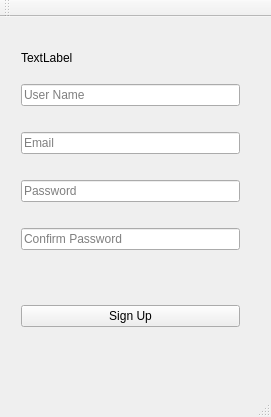
Tomkode/RedditClone, file SignUpWindow.ui: the form before one commit.
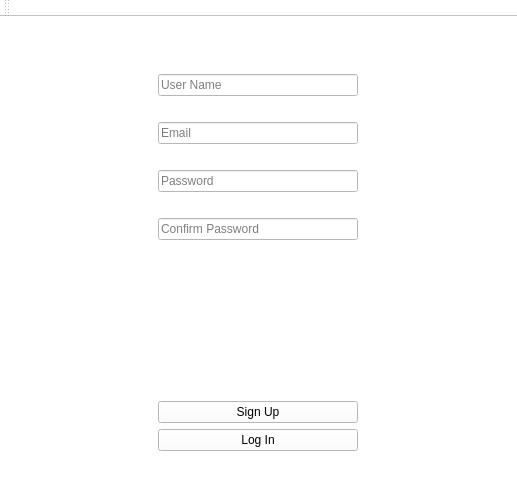
The form after the commit.

Commit message: Small changes + Did layouts to the windows

```diff
--- a/SignUpWindow.ui
+++ b/SignUpWindow.ui
@@ -6,23 +6,40 @@
    <rect>
     <x>0</x>
     <y>0</y>
-    <width>271</width>
-    <height>417</height>
+    <width>517</width>
+    <height>484</height>
    </rect>
   </property>
+  <property name="minimumSize">
+   <size>
+    <width>400</width>
+    <height>300</height>
+   </size>
+  </property>
   <property name="windowTitle">
    <string>SignUpWindow</string>
   </property>
+  <property name="styleSheet">
+   <string notr="true">background-color: rgb(255, 255, 255);</string>
+  </property>
   <widget class="QWidget" name="centralWidget">
-   <widget class="QWidget" name="layoutWidget">
-    <property name="geometry">
-     <rect>
-      <x>10</x>
-      <y>10</y>
-      <width>241</width>
-      <height>311</height>
-     </rect>
-    </property>
+   <layout class="QHBoxLayout" name="horizontalLayout_2">
+    <item>
+     <layout class="QHBoxLayout" name="horizontalLayout">
+      <item>
+       <spacer name="horizontalSpacer">
+        <property name="orientation">
+         <enum>Qt::Horizontal</enum>
+        </property>
+        <property name="sizeHint" stdset="0">
+         <size>
+          <width>138</width>
+          <height>20</height>
+         </size>
+        </property>
+       </spacer>
+      </item>
+      <item>
     <layout class="QVBoxLayout" name="verticalLayout_2">
      <item>
       <widget class="QLabel" name="logoLabel">
@@ -32,8 +49,14 @@
          <height>40</height>
         </size>
        </property>
+          <property name="maximumSize">
+           <size>
+            <width>200</width>
+            <height>100</height>
+           </size>
+          </property>
        <property name="text">
-        <string>TextLabel</string>
+           <string/>
        </property>
       </widget>
      </item>
@@ -137,10 +160,33 @@
          </property>
         </widget>
        </item>
-      </layout>
-     </item>
-    </layout>
-   </widget>
+          <item>
+           <widget class="QPushButton" name="logInButton">
+            <property name="text">
+             <string>Log In</string>
+            </property>
+           </widget>
+          </item>
+         </layout>
+        </item>
+       </layout>
+      </item>
+      <item>
+       <spacer name="horizontalSpacer_2">
+        <property name="orientation">
+         <enum>Qt::Horizontal</enum>
+        </property>
+        <property name="sizeHint" stdset="0">
+         <size>
+          <width>148</width>
+          <height>20</height>
+         </size>
+        </property>
+       </spacer>
+      </item>
+     </layout>
+    </item>
+   </layout>
   </widget>
   <widget class="QMenuBar" name="menuBar">
    <property name="geometry">
```
Left out of the diff: 2 changed lines with no effect on the pictures. Lines whose indentation alone changed are shown as unchanged. The commit also changes 55 other files.
